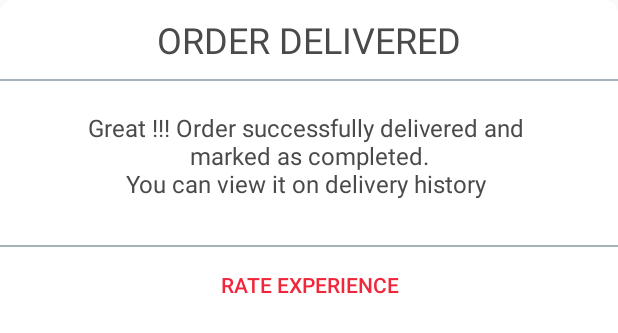
After one commit to PrishanM/SwyftrRider, an Android app: the layout custom_dilivary_success_dialog.xml on its own in the app's theme, with its tools: preview values and no code run, on a phone screen of 412 x 824 dp. The commit adds this screen. Shown: the top 333 px of the screen. Run offline under Robolectric (Android 15) with nearby library versions, the phone set to English and light mode, and no system bars; network calls fail.

Commit message:
Completed Sprint 1

```diff
--- a/app/build.gradle
+++ b/app/build.gradle
@@ -8,8 +8,8 @@ android {
         applicationId "com.evensel.riderswyftr"
         minSdkVersion 17
         targetSdkVersion 23
-        versionCode 2
-        versionName "1.1"
+        versionCode 3
+        versionName "1.2"
         multiDexEnabled true
     }
     buildTypes {
--- a/app/src/main/java/com/evensel/riderswyftr/pickup/MapViewFragment.java
+++ b/app/src/main/java/com/evensel/riderswyftr/pickup/MapViewFragment.java
@@ -321,6 +321,17 @@ public class MapViewFragment extends Fragment implements GoogleMap.OnMarkerClick
                     @Override
                     public void onClick(View v) {
                         dialog1.dismiss();
+                        final Dialog dialog2 = new Dialog(getActivity());
+                        dialog2.requestWindowFeature(Window.FEATURE_NO_TITLE);
+                        dialog2.setContentView(R.layout.custom_dilivary_success_dialog);
+                        dialog2.show();
+                        Button btnRate = (Button)dialog2.findViewById(R.id.btnRate);
+                        btnRate.setOnClickListener(new View.OnClickListener() {
+                            @Override
+                            public void onClick(View view) {
+                                dialog2.dismiss();
+                            }
+                        });
                     }
                 });
 
--- /dev/null
+++ b/app/src/main/res/layout/custom_dilivary_success_dialog.xml
@@ -0,0 +1,74 @@
+<?xml version="1.0" encoding="utf-8"?>
+<RelativeLayout xmlns:android="http://schemas.android.com/apk/res/android"
+    android:layout_width="match_parent"
+    android:layout_height="match_parent"
+    android:background="@drawable/cornered_dialog">
+
+    <LinearLayout
+        android:layout_width="match_parent"
+        android:layout_height="wrap_content"
+        android:orientation="vertical"
+        android:gravity="center_horizontal">
+
+        <TextView
+            android:layout_width="match_parent"
+            android:layout_height="wrap_content"
+            android:text="ORDER DELIVERED"
+            android:textColor="@color/colorTextDialog"
+            android:textSize="@dimen/font_xxxlarge"
+            android:gravity="center"
+            android:paddingTop="@dimen/space_normal"
+            android:paddingBottom="@dimen/space_normal"/>
+
+        <View
+            android:layout_width="match_parent"
+            android:layout_height="1dp"
+            android:background="@color/colorViewTransparent"/>
+
+        <Space
+            android:layout_width="match_parent"
+            android:layout_height="@dimen/space_large" />
+
+        <TextView
+            android:id="@+id/txtDeliveryLocation"
+            android:layout_width="match_parent"
+            android:layout_height="wrap_content"
+            android:text="Great !!! Order successfully delivered and \nmarked as completed.\nYou can view it on delivery history "
+            android:textColor="@color/colorTextDialog"
+            android:textSize="@dimen/font_large"
+            android:gravity="center"
+            android:paddingBottom="@dimen/space_normal"/>
+
+        <Space
+            android:layout_width="match_parent"
+            android:layout_height="@dimen/space_large" />
+
+
+
+        <View
+            android:layout_width="match_parent"
+            android:layout_height="1dp"
+            android:background="@color/colorViewTransparent"/>
+
+        <LinearLayout
+            android:layout_width="match_parent"
+            android:layout_height="wrap_content"
+            android:orientation="horizontal"
+            android:weightSum="1"
+            android:gravity="right">
+
+            <Button
+                android:id="@+id/btnRate"
+                android:layout_width="0dp"
+                android:layout_weight="1"
+                android:layout_height="50dp"
+                android:text="Rate Experience"
+                android:textColor="@color/colorAccent"
+                android:background="@android:color/white"/>
+
+        </LinearLayout>
+
+
+    </LinearLayout>
+
+</RelativeLayout>
```
